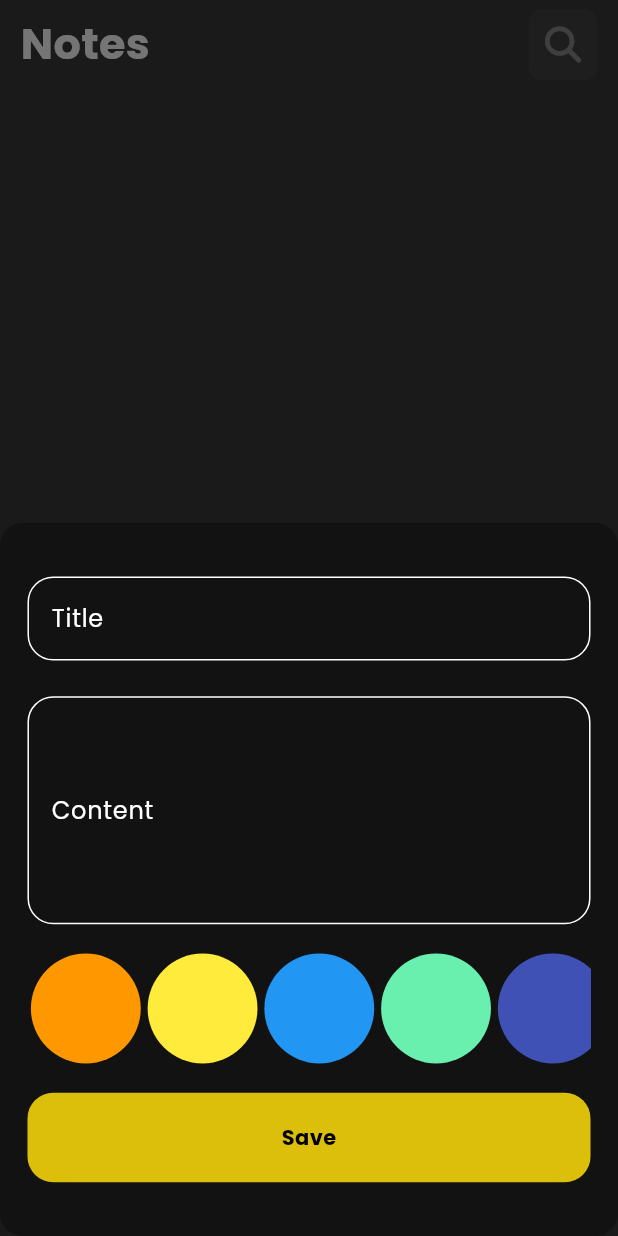
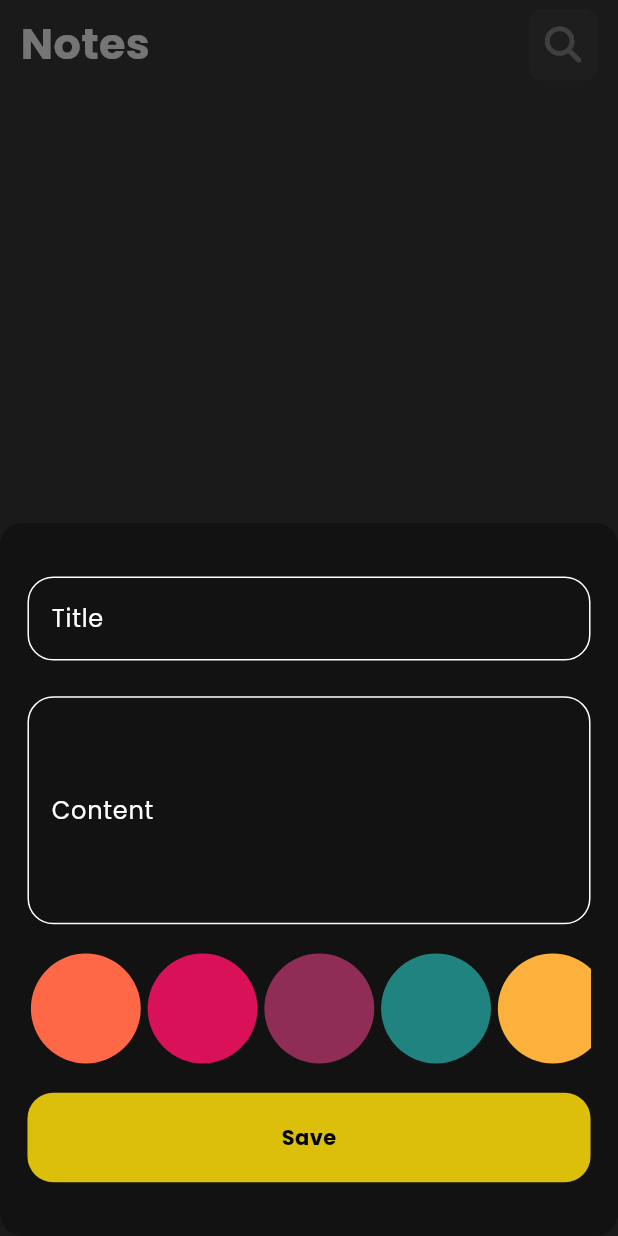
Before and after one commit to AbdullahMustafa321/Notes-App, a Flutter app: the screen it shows after launch, after a tap on the "add" icon, on a phone screen of 412 x 824 dp. Run offline on Flutter 3.47's test engine with Material 3 defaults, Android fonts, the phone set to English and light mode, and no system bars; our stand-ins replace bloc, flutter_bloc, flutter_screenutil, flutter_slidable, font_awesome_flutter, hive and 1 more; accounts and stored records are empty; generated files the repository leaves out were written again.

Commit message:
finish colors list view

```diff
--- a/lib/view/widgets/color_item_widget.dart
+++ b/lib/view/widgets/color_item_widget.dart
@@ -3,16 +3,29 @@ import 'package:flutter/material.dart';
 import 'package:flutter_screenutil/flutter_screenutil.dart';
 
 class ColorItemWidget extends StatelessWidget {
-  const ColorItemWidget({super.key, required this.color});
-final Color color;
+  const ColorItemWidget(
+      {super.key, required this.color, required this.isActive});
+
+  final Color color;
+  final bool isActive;
+
   @override
   Widget build(BuildContext context) {
     return Padding(
-      padding:  EdgeInsets.symmetric(horizontal: 2.w),
-      child: CircleAvatar(
-        radius: 32.r,
-        backgroundColor: color,
-      ),
+      padding: EdgeInsets.symmetric(horizontal: 2.w),
+      child: isActive
+          ? CircleAvatar(
+              backgroundColor: Colors.white,
+              radius: 34.r,
+              child: CircleAvatar(
+                radius: 32.r,
+                backgroundColor: color,
+              ),
+            )
+          : CircleAvatar(
+              radius: 32.r,
+              backgroundColor: color,
+            ),
     );
   }
 }
--- a/lib/view/widgets/color_list_view_widget.dart
+++ b/lib/view/widgets/color_list_view_widget.dart
@@ -1,5 +1,3 @@
-
-import 'package:flutter/cupertino.dart';
 import 'package:flutter/material.dart';
 import 'package:flutter_screenutil/flutter_screenutil.dart';
 import 'package:notes_app/view/widgets/color_item_widget.dart';
@@ -12,29 +10,38 @@ class ColorListView extends StatefulWidget {
 }
 
 class _ColorListViewState extends State<ColorListView> {
-List<Color> colors=[
-  Colors.orange,
-  Colors.yellow,
-  Colors.blue,
-  Colors.greenAccent,
-  Colors.indigo,
-  Colors.pink,
-  Colors.yellowAccent,
-  Colors.redAccent,
-  Colors.green,
-  Colors.limeAccent,
-];
+  List<Color> colors = [
+    const Color(0xffFE6847),
+    const Color(0xffD81159),
+    const Color(0xff8F2D56),
+    const Color(0xff218380),
+    const Color(0xffFBB13C),
+    const Color(0xffB66D0D),
+    const Color(0xff73D2DE),
+    const Color(0xff2176AE),
+  ];
+  int? currentIndex ;
 
   @override
   Widget build(BuildContext context) {
     return SizedBox(
-      height:64.h,
+      height: 64.h,
       child: ListView.builder(
-        scrollDirection: Axis.horizontal,
-        itemCount: colors.length,
-          itemBuilder: (context,index){
-        return  ColorItemWidget(color: colors[index],);
-      }),
+          scrollDirection: Axis.horizontal,
+          itemCount: colors.length,
+          itemBuilder: (context, index) {
+            return GestureDetector(
+              onTap: (){
+                currentIndex = index;
+                setState(() {
+                });
+              },
+              child: ColorItemWidget(
+                color: colors[index],
+                isActive: currentIndex == index,
+              ),
+            );
+          }),
     );
   }
 }
```
